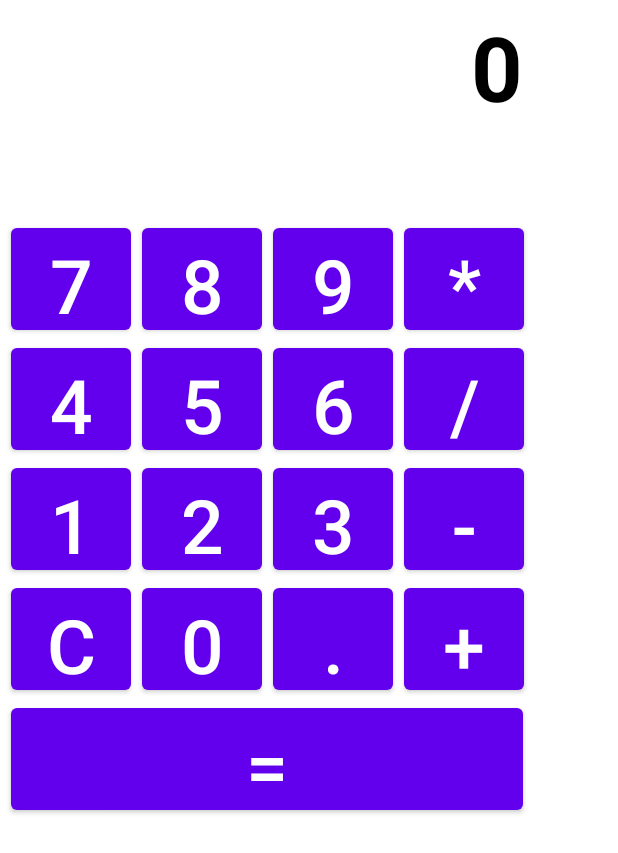
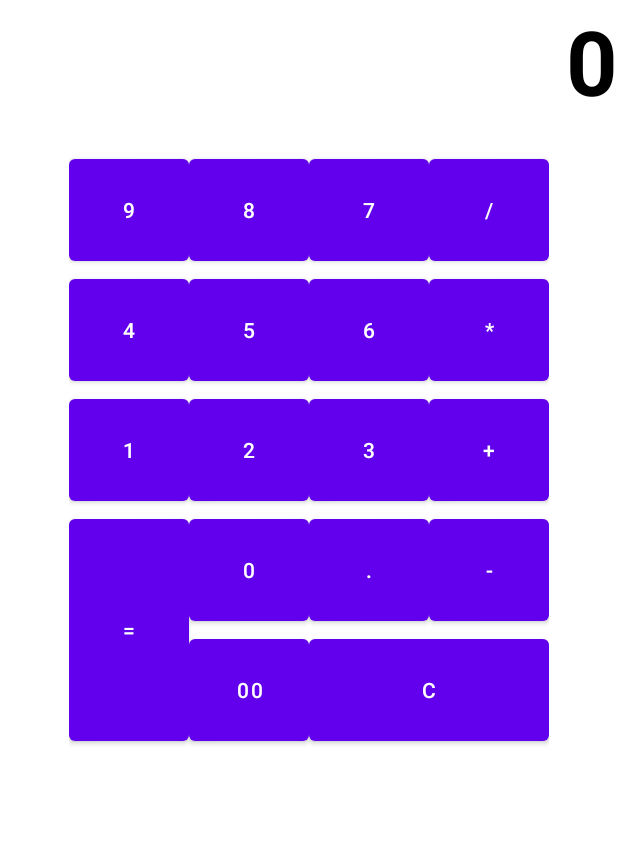
Before and after one commit to evgeny5454/Calculator, an Android app: the layout activity_main.xml on its own in the app's theme, with its tools: preview values and no code run, on a phone screen of 412 x 824 dp. Shown: the top 853 px of the screen. Run offline under Robolectric (Android 15) with nearby library versions, the phone set to English and light mode, and no system bars.

Commit message:
Переделал дизайн приложения, не запускается

```diff
--- a/app/src/main/java/ru/geekbrains/calculator/ui/CalculatorActivity.java
+++ b/app/src/main/java/ru/geekbrains/calculator/ui/CalculatorActivity.java
@@ -26,7 +26,7 @@ public class CalculatorActivity extends AppCompatActivity implements CalculatorV
 
         presenter = new CalculatorPresenter(this, new CalculatorImpl());
         resultText = findViewById(R.id.textView);
-        inputText = findViewById(R.id.textView2);
+        //inputText = findViewById(R.id.textView2);
 
         findViewById(R.id.button_0).setOnClickListener(new View.OnClickListener() {
             @Override
@@ -140,8 +140,8 @@ public class CalculatorActivity extends AppCompatActivity implements CalculatorV
     public void showResult(String result) {
         resultText.setText(result);
     }
-    @Override
-    public void showNumber(String str) {
-        inputText.setText(str);
-    }
+    //@Override
+    //public void showNumber(String str) {
+        //inputText.setText(str);
+    //}
 }
--- a/app/src/main/java/ru/geekbrains/calculator/ui/CalculatorPresenter.java
+++ b/app/src/main/java/ru/geekbrains/calculator/ui/CalculatorPresenter.java
@@ -52,7 +52,7 @@ public class CalculatorPresenter {
         if (userInFirstNum) {
             argOne = Double.parseDouble(String.valueOf(userInputBuilder));
             userInFirstNum = false;
-            view.showNumber(String.valueOf(userInputBuilder));
+            //view.showNumber(String.valueOf(userInputBuilder));
             num.clear();
             logic = "+";
         }
@@ -124,7 +124,7 @@ public class CalculatorPresenter {
     public void onButClealClick() {
         num.clear();
         view.showResult("");
-        view.showNumber("");
+        //view.showNumber("");
         argOne = 0;
         argTwo = 0;
         userInFirstNum = true;
@@ -144,7 +144,7 @@ public class CalculatorPresenter {
         if (userInFirstNum) {
             argOne = Double.parseDouble(String.valueOf(userInputBuilder));
             userInFirstNum = false;
-            view.showNumber(String.valueOf(userInputBuilder));
+            //view.showNumber(String.valueOf(userInputBuilder));
             num.clear();
             logic = "-";
         }
@@ -154,7 +154,7 @@ public class CalculatorPresenter {
         if (userInFirstNum) {
             argOne = Double.parseDouble(String.valueOf(userInputBuilder));
             userInFirstNum = false;
-            view.showNumber(String.valueOf(userInputBuilder));
+            //view.showNumber(String.valueOf(userInputBuilder));
             num.clear();
             logic = "*";
         }
@@ -164,7 +164,7 @@ public class CalculatorPresenter {
         if (userInFirstNum) {
             argOne = Double.parseDouble(String.valueOf(userInputBuilder));
             userInFirstNum = false;
-            view.showNumber(String.valueOf(userInputBuilder));
+            //view.showNumber(String.valueOf(userInputBuilder));
             num.clear();
             logic = "/";
         }
--- a/app/src/main/java/ru/geekbrains/calculator/ui/CalculatorView.java
+++ b/app/src/main/java/ru/geekbrains/calculator/ui/CalculatorView.java
@@ -2,6 +2,6 @@ package ru.geekbrains.calculator.ui;
 
 public interface CalculatorView {
     public void showResult (String result);
-    public void showNumber(String str);
+    //public void showNumber(String str);
 
 }
--- a/app/src/main/res/layout/activity_main.xml
+++ b/app/src/main/res/layout/activity_main.xml
@@ -1,228 +1,152 @@
 <?xml version="1.0" encoding="utf-8"?>
 <androidx.constraintlayout.widget.ConstraintLayout xmlns:app="http://schemas.android.com/apk/res-auto"
-    xmlns:tools="http://schemas.android.com/tools"
     xmlns:android="http://schemas.android.com/apk/res/android"
     android:layout_width="match_parent"
-    android:layout_height="match_parent"
-    android:background="@color/white">
-
+    android:layout_height="match_parent">
 
     <TextView
         android:id="@+id/textView"
-        android:layout_width="341dp"
+        android:layout_width="match_parent"
         android:layout_height="100sp"
-        android:layout_marginStart="7dp"
-        android:layout_marginTop="4dp"
-        android:text="@string/_0"
+
+        android:text="0"
         android:textAlignment="textEnd"
         android:textColor="@color/black"
         android:textSize="60sp"
         android:textStyle="bold"
+        app:layout_constraintEnd_toEndOf="parent"
         app:layout_constraintStart_toStartOf="parent"
         app:layout_constraintTop_toTopOf="parent" />
 
-    <TextView
-        android:id="@+id/textView2"
-        android:layout_width="341dp"
-        android:layout_height="30dp"
-        android:layout_marginStart="4dp"
+    <LinearLayout
 
-        android:textAlignment="textEnd"
-        android:textColor="@color/black"
-        android:textSize="20sp"
-        android:textStyle="bold"
+        android:layout_width="wrap_content"
+        android:layout_height="wrap_content"
+        android:gravity="center"
+        app:layout_constraintEnd_toEndOf="parent"
         app:layout_constraintStart_toStartOf="parent"
-        app:layout_constraintTop_toBottomOf="@+id/textView" />
+        app:layout_constraintTop_toBottomOf="@+id/textView">
+
+        <GridLayout
+
+            android:layout_width="wrap_content"
+            android:layout_height="wrap_content"
+            android:columnCount="4"
+            android:orientation="horizontal">
+
+            <com.google.android.material.button.MaterialButton
+                android:id="@+id/Button_9"
+                android:layout_width="80dp"
+                android:layout_height="80dp"
+                android:text="9" />
+
+            <com.google.android.material.button.MaterialButton
+                android:id="@+id/Butt_8"
+                android:layout_width="80dp"
+                android:layout_height="80dp"
+                android:text="8" />
+
+            <com.google.android.material.button.MaterialButton
+                android:id="@+id/Butt_7"
+                android:layout_width="80dp"
+                android:layout_height="80dp"
+                android:text="7" />
+
+            <com.google.android.material.button.MaterialButton
+                android:id="@+id/Butt_DEL"
+                android:layout_width="80dp"
+                android:layout_height="80dp"
+                android:text="/" />
+
+            <com.google.android.material.button.MaterialButton
+                android:id="@+id/Butt_4"
+                android:layout_width="80dp"
+                android:layout_height="80dp"
+                android:text="4" />
+
+            <com.google.android.material.button.MaterialButton
+                android:id="@+id/Butt_5"
+                android:layout_width="80dp"
+                android:layout_height="80dp"
+                android:text="5" />
+
+            <com.google.android.material.button.MaterialButton
+                android:id="@+id/Butt_6"
+                android:layout_width="80dp"
+                android:layout_height="80dp"
+                android:text="6" />
+
+            <com.google.android.material.button.MaterialButton
+                android:id="@+id/Butt_MNOZ"
+                android:layout_width="80dp"
+                android:layout_height="80dp"
+                android:text="*" />
+
+            <com.google.android.material.button.MaterialButton
+                android:id="@+id/Butt_1"
+                android:layout_width="80dp"
+                android:layout_height="80dp"
+                android:text="1" />
+
+            <com.google.android.material.button.MaterialButton
+                android:id="@+id/Butt_2"
+                android:layout_width="80dp"
+                android:layout_height="80dp"
+                android:text="2" />
+
+            <com.google.android.material.button.MaterialButton
+                android:id="@+id/Butt_3"
+                android:layout_width="80dp"
+                android:layout_height="80dp"
+                android:text="3" />
+
+            <com.google.android.material.button.MaterialButton
+                android:id="@+id/Butt_PLUS"
+                android:layout_width="80dp"
+                android:layout_height="80dp"
+                android:text="+" />
+
+            <com.google.android.material.button.MaterialButton
+                android:id="@+id/Butt_RAVNO"
+                android:layout_width="80dp"
+                android:layout_height="80dp"
+                android:layout_rowSpan="3"
+                android:layout_gravity="fill"
+                android:text="=" />
+
+            <com.google.android.material.button.MaterialButton
+                android:id="@+id/Butt_0"
+                android:layout_width="80dp"
+                android:layout_height="80dp"
+                android:text="0" />
+
+            <com.google.android.material.button.MaterialButton
+                android:id="@+id/Butt_POINT"
+                android:layout_width="80dp"
+                android:layout_height="80dp"
+                android:text="." />
+
+            <com.google.android.material.button.MaterialButton
+                android:id="@+id/Butt_MINUS"
+                android:layout_width="80dp"
+                android:layout_height="80dp"
+                android:text="-" />
+
+            <com.google.android.material.button.MaterialButton
+                android:id="@+id/Butt_00"
+                android:layout_width="80dp"
+
+                android:layout_height="80dp"
+
+                android:text="00" />
 
 
-    <Button
-        android:id="@+id/button_7"
-        android:layout_width="80dp"
-        android:layout_height="80dp"
-        android:layout_marginStart="7dp"
-        android:layout_marginTop="12dp"
-
-        android:text="@string/_7"
-        android:textSize="50sp"
-        app:layout_constraintStart_toStartOf="parent"
-        app:layout_constraintTop_toBottomOf="@+id/textView2" />
-
-    <Button
-        android:id="@+id/button_8"
-        android:layout_width="80dp"
-        android:layout_height="80dp"
-        android:layout_marginStart="7dp"
-        android:layout_marginTop="12dp"
-
-        android:text="@string/_8"
-        android:textSize="50sp"
-        app:layout_constraintStart_toEndOf="@+id/button_7"
-        app:layout_constraintTop_toBottomOf="@+id/textView2" />
-
-    <Button
-        android:id="@+id/button_9"
-        android:layout_width="80dp"
-        android:layout_height="80dp"
-        android:layout_marginStart="7dp"
-        android:layout_marginTop="12dp"
-
-        android:text="@string/_9"
-        android:textSize="50sp"
-        app:layout_constraintStart_toEndOf="@+id/button_8"
-        app:layout_constraintTop_toBottomOf="@+id/textView2" />
-
-    <Button
-        android:id="@+id/button_4"
-        android:layout_width="80dp"
-        android:layout_height="80dp"
-        android:layout_marginStart="7dp"
-        android:text="@string/_4"
-        android:textSize="50sp"
-        app:layout_constraintStart_toStartOf="parent"
-        app:layout_constraintTop_toBottomOf="@+id/button_7"
-         />
-
-    <Button
-        android:id="@+id/button_5"
-        android:layout_width="80dp"
-        android:layout_height="80dp"
-        android:layout_marginStart="7dp"
-        android:text="@string/_5"
-        android:textSize="50sp"
-        app:layout_constraintStart_toEndOf="@+id/button_4"
-        app:layout_constraintTop_toBottomOf="@+id/button_8"
-       />
-
-    <Button
-        android:id="@+id/button_6"
-        android:layout_width="80dp"
-        android:layout_height="80dp"
-        android:layout_marginStart="7dp"
-        android:text="@string/_6"
-        android:textSize="50sp"
-        app:layout_constraintStart_toEndOf="@+id/button_5"
-        app:layout_constraintTop_toBottomOf="@+id/button_9"
-        />
-
-    <Button
-        android:id="@+id/button_1"
-        android:layout_width="80dp"
-        android:layout_height="80dp"
-        android:layout_marginStart="7dp"
-        android:text="@string/_1"
-        android:textSize="50sp"
-        app:layout_constraintStart_toStartOf="parent"
-        app:layout_constraintTop_toBottomOf="@+id/button_4"
-       />
-
-    <Button
-        android:id="@+id/button_2"
-        android:layout_width="80dp"
-        android:layout_height="80dp"
-        android:layout_marginStart="7dp"
-        android:text="@string/_2"
-        android:textSize="50sp"
-        app:layout_constraintStart_toEndOf="@+id/button_1"
-        app:layout_constraintTop_toBottomOf="@+id/button_5"
-        />
-
-    <Button
-        android:id="@+id/button_3"
-        android:layout_width="80dp"
-        android:layout_height="80dp"
-        android:layout_marginStart="7dp"
-        android:text="@string/_3"
-        android:textSize="50sp"
-        app:layout_constraintStart_toEndOf="@+id/button_2"
-        app:layout_constraintTop_toBottomOf="@+id/button_6"
-        />
-
-    <Button
-        android:id="@+id/button_0"
-        android:layout_width="80dp"
-        android:layout_height="80dp"
-        android:layout_marginStart="7dp"
-        android:text="@string/_0"
-        android:textSize="50sp"
-        app:layout_constraintStart_toEndOf="@+id/button_C"
-        app:layout_constraintTop_toBottomOf="@+id/button_2"
-        />
-
-    <Button
-        android:id="@+id/button_C"
-        android:layout_width="80dp"
-        android:layout_height="80dp"
-        android:layout_marginStart="7dp"
-        android:text="@string/c"
-        android:textSize="50sp"
-        app:layout_constraintStart_toStartOf="parent"
-        app:layout_constraintTop_toBottomOf="@+id/button_1"
-        />
-
-    <Button
-        android:id="@+id/button_point"
-        android:layout_width="80dp"
-        android:layout_height="80dp"
-        android:layout_marginStart="7dp"
-        android:text="@string/point"
-        android:textSize="50sp"
-        app:layout_constraintStart_toEndOf="@+id/button_0"
-        app:layout_constraintTop_toBottomOf="@+id/button_3"
-       />
-
-    <Button
-        android:id="@+id/multiplication"
-        android:layout_width="80dp"
-        android:layout_height="80dp"
-        android:layout_marginStart="7dp"
-        android:layout_marginTop="12dp"
-
-        android:text="@string/multiplication"
-        android:textSize="50sp"
-        app:layout_constraintStart_toEndOf="@+id/button_9"
-        app:layout_constraintTop_toBottomOf="@+id/textView2" />
-
-    <Button
-        android:id="@+id/division"
-        android:layout_width="80dp"
-        android:layout_height="80dp"
-        android:layout_marginStart="7dp"
-        android:text="@string/division"
-        android:textSize="50sp"
-        app:layout_constraintStart_toEndOf="@+id/button_6"
-        app:layout_constraintTop_toBottomOf="@+id/multiplication"
-        />
-
-    <Button
-        android:id="@+id/minus"
-        android:layout_width="80dp"
-        android:layout_height="80dp"
-        android:layout_marginStart="7dp"
-        android:text="@string/minus"
-        android:textSize="50sp"
-        app:layout_constraintStart_toEndOf="@+id/button_3"
-        app:layout_constraintTop_toBottomOf="@+id/division"
-        />
-
-    <Button
-        android:id="@+id/plus"
-        android:layout_width="80dp"
-        android:layout_height="80dp"
-        android:layout_marginStart="7dp"
-        android:text="@string/plus"
-        android:textSize="50sp"
-        app:layout_constraintStart_toEndOf="@+id/button_point"
-        app:layout_constraintTop_toBottomOf="@+id/minus"
-       />
-
-    <Button
-        android:id="@+id/equality"
-        android:layout_width="341dp"
-        android:layout_height="80dp"
-        android:layout_marginStart="7dp"
-        android:text="@string/equality"
-        android:textSize="50sp"
-        app:layout_constraintStart_toStartOf="parent"
-        app:layout_constraintTop_toBottomOf="@+id/button_C"
-        />
+            <com.google.android.material.button.MaterialButton
+                android:layout_width="80dp"
+                android:layout_height="80dp"
+                android:layout_columnSpan="2"
+                android:layout_gravity="fill"
+                android:text="C" />
+        </GridLayout>
+    </LinearLayout>
 </androidx.constraintlayout.widget.ConstraintLayout>
```
